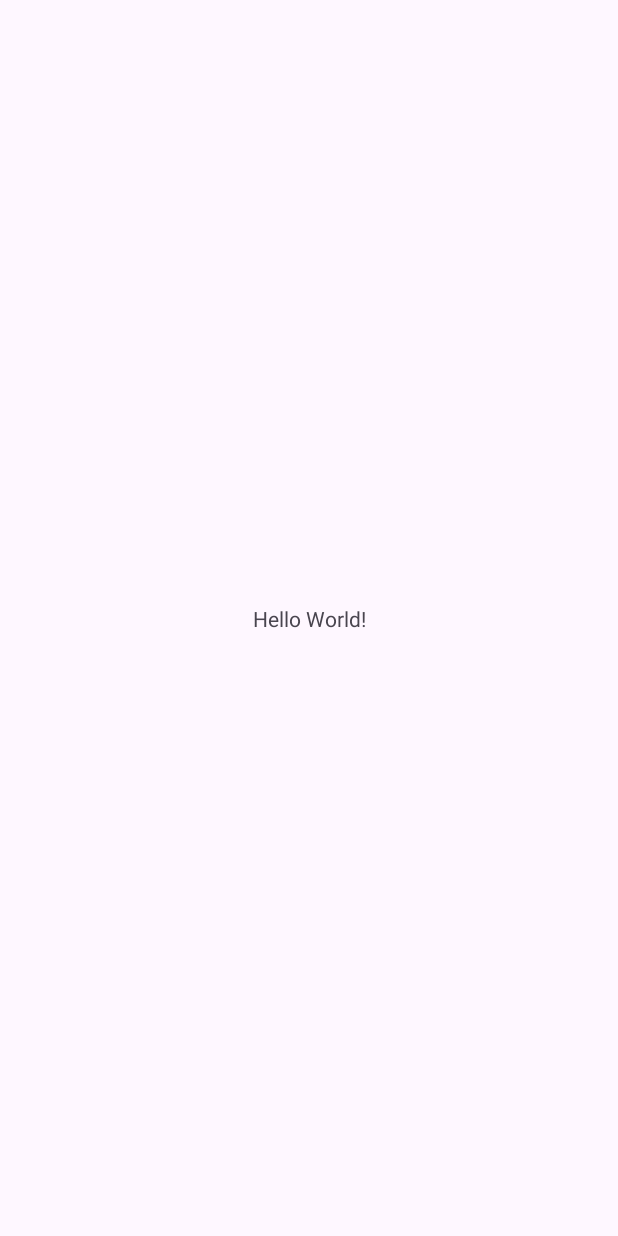
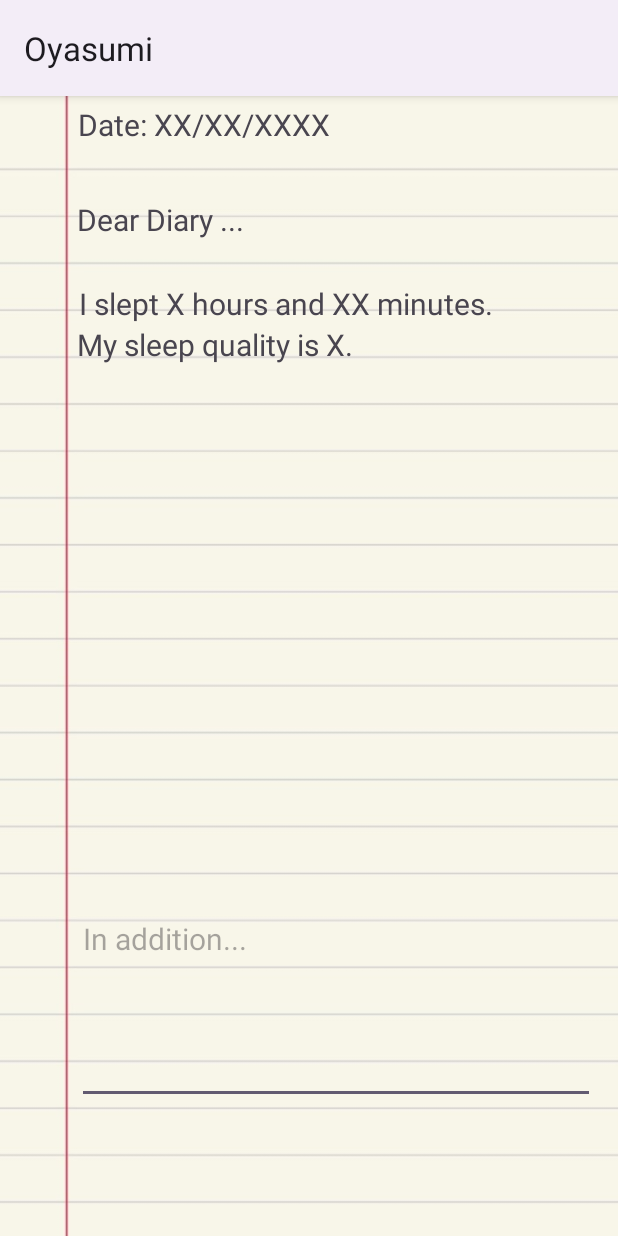
Before and after one commit to krirk-n/Oyasumi, an Android app: the screen it shows after launch (MainActivity), on a phone screen of 412 x 824 dp. Before the commit the screen is almost empty. Run offline under Robolectric (Android 15) with nearby library versions, the phone set to English and light mode, and no system bars.

Commit message:
Done simple format

```diff
--- a/app/build.gradle.kts
+++ b/app/build.gradle.kts
@@ -4,7 +4,7 @@ plugins {
 
 android {
     namespace = "com.cs407.oyasumi"
-    compileSdk = 33
+    compileSdk = 34
 
     defaultConfig {
         applicationId = "com.cs407.oyasumi"
--- a/app/src/main/res/layout/activity_main.xml
+++ b/app/src/main/res/layout/activity_main.xml
@@ -4,15 +4,70 @@
     xmlns:tools="http://schemas.android.com/tools"
     android:layout_width="match_parent"
     android:layout_height="match_parent"
+    android:background="@drawable/note_bg"
     tools:context=".MainActivity">
 
     <TextView
+        android:id="@+id/dateTextView"
         android:layout_width="wrap_content"
         android:layout_height="wrap_content"
-        android:text="Hello World!"
-        app:layout_constraintBottom_toBottomOf="parent"
-        app:layout_constraintEnd_toEndOf="parent"
+        android:layout_marginStart="52dp"
+        android:layout_marginTop="24dp"
+        android:layout_marginBottom="419dp"
+        android:text="Date: XX/XX/XXXX"
+        android:textSize="20sp"
+        app:layout_constraintBottom_toTopOf="@+id/additionEditText"
         app:layout_constraintStart_toStartOf="parent"
         app:layout_constraintTop_toTopOf="parent" />
 
+    <TextView
+        android:id="@+id/textView1"
+        android:layout_width="wrap_content"
+        android:layout_height="wrap_content"
+        android:layout_marginStart="51dp"
+        android:layout_marginTop="36dp"
+        android:text="Dear Diary ..."
+        android:textSize="20sp"
+        app:layout_constraintStart_toStartOf="parent"
+        app:layout_constraintTop_toBottomOf="@+id/dateTextView" />
+
+    <TextView
+        android:id="@+id/textView2"
+        android:layout_width="wrap_content"
+        android:layout_height="wrap_content"
+        android:layout_marginStart="1dp"
+        android:text="I slept X hours and XX minutes."
+        android:textSize="20sp"
+        app:layout_constraintBottom_toTopOf="@+id/textView3"
+        app:layout_constraintStart_toStartOf="@+id/textView3" />
+
+    <TextView
+        android:id="@+id/textView3"
+        android:layout_width="wrap_content"
+        android:layout_height="wrap_content"
+        android:layout_marginStart="51dp"
+        android:layout_marginTop="56dp"
+        android:text="My sleep quality is X."
+        android:textSize="20sp"
+        app:layout_constraintStart_toStartOf="parent"
+        app:layout_constraintTop_toBottomOf="@+id/textView1" />
+
+    <EditText
+        android:id="@+id/additionEditText"
+        android:layout_width="345dp"
+        android:layout_height="220dp"
+        android:layout_marginStart="51dp"
+        android:layout_marginEnd="51dp"
+        android:layout_marginBottom="107dp"
+        android:ems="10"
+        android:hint="In addition..."
+        android:inputType="text|textLongMessage|textMultiLine"
+        android:lines="5"
+        android:textSize="20sp"
+        app:layout_constraintBottom_toBottomOf="parent"
+        app:layout_constraintEnd_toEndOf="parent"
+        app:layout_constraintHorizontal_bias="0.0"
+        app:layout_constraintStart_toStartOf="parent"
+        app:layout_constraintTop_toBottomOf="@+id/dateTextView" />
+
 </androidx.constraintlayout.widget.ConstraintLayout>
--- /dev/null
+++ b/app/src/main/res/menu/header.xml
@@ -0,0 +1,4 @@
+<?xml version="1.0" encoding="utf-8"?>
+<menu xmlns:android="http://schemas.android.com/apk/res/android">
+
+</menu>
--- a/app/src/main/res/values/themes.xml
+++ b/app/src/main/res/values/themes.xml
@@ -1,6 +1,6 @@
 <resources xmlns:tools="http://schemas.android.com/tools">
     <!-- Base application theme. -->
-    <style name="Base.Theme.Oyasumi" parent="Theme.Material3.DayNight.NoActionBar">
+    <style name="Base.Theme.Oyasumi" parent="Theme.Material3.DayNight">
         <!-- Customize your light theme here. -->
         <!-- <item name="colorPrimary">@color/my_light_primary</item> -->
     </style>
```
Also changed, not shown: app/src/main/res/drawable/note_bg.jpg (added), gradle/wrapper/gradle-wrapper.properties.
